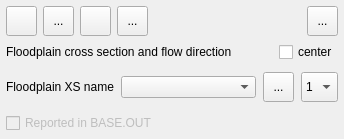
Above: flo2d/ui/fpxsec_editor.ui from FLO-2DSoftware/qgis-flo-2d-plugin before the change. Below: the same form after it.
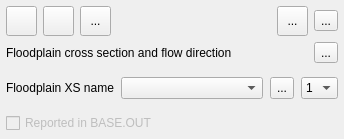
That is the form after the change. Icons and pictures are not drawn.

Commit message:
Fp xs widget update (#1280)
* Added the help button

* Fixed the update

* Fixed the update

Patch:
```diff
--- a/flo2d/ui/fpxsec_editor.ui
+++ b/flo2d/ui/fpxsec_editor.ui
@@ -69,38 +69,6 @@
        </property>
       </widget>
      </item>
-     <item>
-      <widget class="QToolButton" name="save_changes_btn">
-       <property name="minimumSize">
-        <size>
-         <width>31</width>
-         <height>30</height>
-        </size>
-       </property>
-       <property name="maximumSize">
-        <size>
-         <width>31</width>
-         <height>30</height>
-        </size>
-       </property>
-       <property name="toolTip">
-        <string>Save added floodplain cross-section</string>
-       </property>
-       <property name="text">
-        <string>...</string>
-       </property>
-       <property name="icon">
-        <iconset>
-         <normaloff>../img/mActionSaveAllEdits.svg</normaloff>../img/mActionSaveAllEdits.svg</iconset>
-       </property>
-       <property name="iconSize">
-        <size>
-         <width>24</width>
-         <height>24</height>
-        </size>
-       </property>
-      </widget>
-     </item>
      <item>
       <widget class="QToolButton" name="revert_changes_btn">
        <property name="minimumSize">
@@ -210,6 +178,23 @@
        </property>
       </widget>
      </item>
+     <item>
+      <widget class="QToolButton" name="help_btn">
+       <property name="text">
+        <string>...</string>
+       </property>
+       <property name="icon">
+        <iconset>
+         <normaloff>../img/help.svg</normaloff>../img/help.svg</iconset>
+       </property>
+       <property name="iconSize">
+        <size>
+         <width>24</width>
+         <height>24</height>
+        </size>
+       </property>
+      </widget>
+     </item>
     </layout>
    </item>
    <item>
@@ -244,9 +229,16 @@
       </spacer>
      </item>
      <item>
-      <widget class="QCheckBox" name="center_fpxs_chbox">
+      <widget class="QToolButton" name="center_fpxs_chbox">
        <property name="text">
-        <string>center</string>
+        <string>...</string>
+       </property>
+       <property name="icon">
+        <iconset>
+         <normaloff>../img/eye-svgrepo-com.svg</normaloff>../img/eye-svgrepo-com.svg</iconset>
+       </property>
+       <property name="checkable">
+        <bool>true</bool>
        </property>
       </widget>
      </item>
@@ -318,10 +310,16 @@
         </item>
         <item>
          <widget class="QToolButton" name="rename_fpxs_btn">
+          <property name="sizePolicy">
+           <sizepolicy hsizetype="Fixed" vsizetype="Preferred">
+            <horstretch>0</horstretch>
+            <verstretch>0</verstretch>
+           </sizepolicy>
+          </property>
           <property name="minimumSize">
            <size>
-            <width>31</width>
-            <height>30</height>
+            <width>0</width>
+            <height>0</height>
            </size>
           </property>
           <property name="maximumSize">
@@ -347,7 +345,7 @@
           <property name="minimumSize">
            <size>
             <width>0</width>
-            <height>30</height>
+            <height>0</height>
            </size>
           </property>
           <property name="sizeIncrement">
```
Left out of the diff: 2 changed lines with no effect on the pictures. The commit also changes 1 other file.
